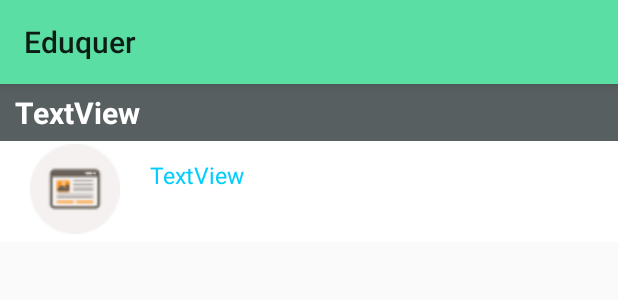
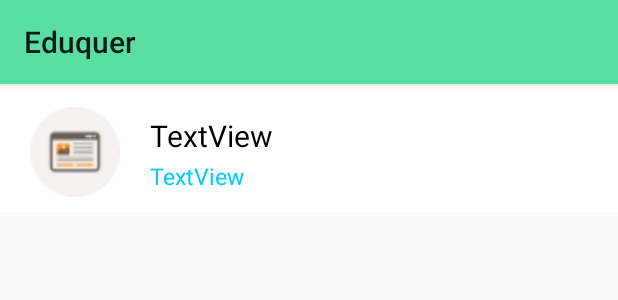
Before and after one commit to juanortiz10/Eduquer, an Android app: the layout itemsadapter.xml on its own in the app's theme, with its tools: preview values and no code run, on a phone screen of 412 x 824 dp. Shown: the top 300 px of the screen. Run offline under Robolectric (Android 15) with nearby library versions, the phone set to English and light mode, and no system bars.

Commit message:
View Fixed

```diff
--- a/app/src/main/AndroidManifest.xml
+++ b/app/src/main/AndroidManifest.xml
@@ -21,7 +21,7 @@
             android:name=".Webview"
             android:label="@string/app_name" >
             <intent-filter>
-                <action android:name="android.intent.action.MAIN" />
+                <action android:name="android.intent.action.DEFAULT" />
 
                 <category android:name="android.intent.category.LAUNCHER" />
             </intent-filter>
--- a/app/src/main/java/fragments/Add.java
+++ b/app/src/main/java/fragments/Add.java
@@ -40,6 +40,11 @@ public class Add extends Fragment implements View.OnClickListener{
     }
 
     @Override
+    public void onSaveInstanceState(Bundle outState) {
+        super.onSaveInstanceState(outState);
+    }
+
+    @Override
     public void onClick(View view) {
         if (view.getId() == R.id.btnSend) {
             try {
@@ -54,4 +59,5 @@ public class Add extends Fragment implements View.OnClickListener{
             } catch (Exception ex) {}
         }
     }
+
 }
--- a/app/src/main/java/fragments/Home.java
+++ b/app/src/main/java/fragments/Home.java
@@ -27,4 +27,9 @@ public class Home extends Fragment{
         super.onCreateOptionsMenu(menu,inflater);
         inflater.inflate(R.menu.fragment_menu,menu);
     }
+
+    @Override
+    public void onSaveInstanceState(Bundle outState) {
+        super.onSaveInstanceState(outState);
+    }
 }
--- a/app/src/main/java/fragments/Look.java
+++ b/app/src/main/java/fragments/Look.java
@@ -68,6 +68,11 @@ public class Look extends Fragment implements OnItemClickListener{
         }
         searchAdapter=new SearchAdapter(getActivity().getApplicationContext(),results);
         return rootView;
+    }
+
+    @Override
+    public void onSaveInstanceState(Bundle outState) {
+        super.onSaveInstanceState(outState);
     }
 
     @Override
--- a/app/src/main/java/fragments/Remove.java
+++ b/app/src/main/java/fragments/Remove.java
@@ -59,6 +59,11 @@ public class Remove extends Fragment {
         return rootView;
     }
 
+    @Override
+    public void onSaveInstanceState(Bundle outState) {
+        super.onSaveInstanceState(outState);
+    }
+
     public void onCreateOptionsMenu(Menu menu, MenuInflater inflater){
         menu.clear();
         super.onCreateOptionsMenu(menu,inflater);
--- a/app/src/main/res/layout/itemsadapter.xml
+++ b/app/src/main/res/layout/itemsadapter.xml
@@ -4,35 +4,17 @@
     android:layout_width="fill_parent"
     android:background="#ffffff"
     android:layout_height="wrap_content">
-    <RelativeLayout
-        android:layout_width="fill_parent"
-        android:layout_height="wrap_content">
-    <TextView
-        android:background="@drawable/shapes"
-        android:layout_alignParentTop="true"
-        android:layout_height="wrap_content"
-        android:text="@string/test"
-        android:layout_width="match_parent"
-        android:id="@+id/tvTitle"
-        android:textStyle="bold"
-        android:paddingLeft="10sp"
-        android:paddingTop="5sp"
-        android:paddingBottom="5sp"
-        android:textSize="20sp"
-        android:textColor="#FFF"
-        android:layout_alignParentLeft="true"
-        android:layout_alignParentStart="true">
-        </TextView>
-    </RelativeLayout>
 
     <ImageView
         android:id="@+id/imvLink"
         android:layout_width="100sp"
-        android:layout_marginTop="40sp"
-        android:layout_marginBottom="5sp"
         android:layout_height="60sp"
         android:src="@drawable/browser"
-        android:contentDescription="@string/nothing" />
+        android:layout_marginTop="15sp"
+        android:layout_marginBottom="10sp"
+        android:contentDescription="@string/nothing"
+        android:layout_alignParentLeft="true"
+        android:layout_alignParentStart="true" />
 
     <TextView
         android:layout_height="wrap_content"
@@ -41,9 +23,23 @@
         android:id="@+id/tvLink"
         android:textSize="7pt"
         android:textColor="#00ccff"
-        android:layout_marginTop="50sp"
+        android:layout_below="@+id/tvTitle"
         android:layout_toRightOf="@+id/imvLink"
         android:layout_toEndOf="@+id/imvLink">
         </TextView>
 
+    <TextView
+        android:layout_height="35sp"
+        android:text="@string/test"
+        android:layout_width="match_parent"
+        android:id="@+id/tvTitle"
+        android:layout_marginRight="10sp"
+        android:paddingTop="5sp"
+        android:paddingBottom="5sp"
+        android:textSize="20sp"
+        android:textColor="#000"
+        android:layout_alignTop="@+id/imvLink"
+        android:layout_toRightOf="@+id/imvLink">
+        </TextView>
+
 </RelativeLayout>
```
Also changed, not shown: app/src/main/java/com/example/juan/eduquer/MainActivity.java (+10 -0 lines), 2 other files.
